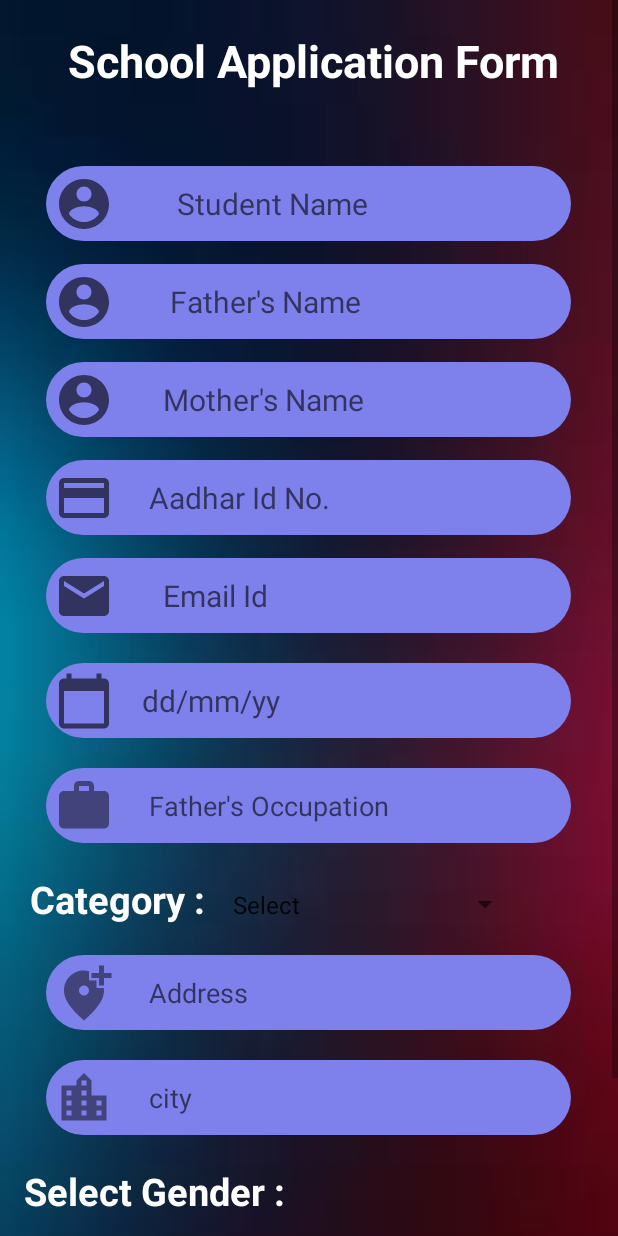
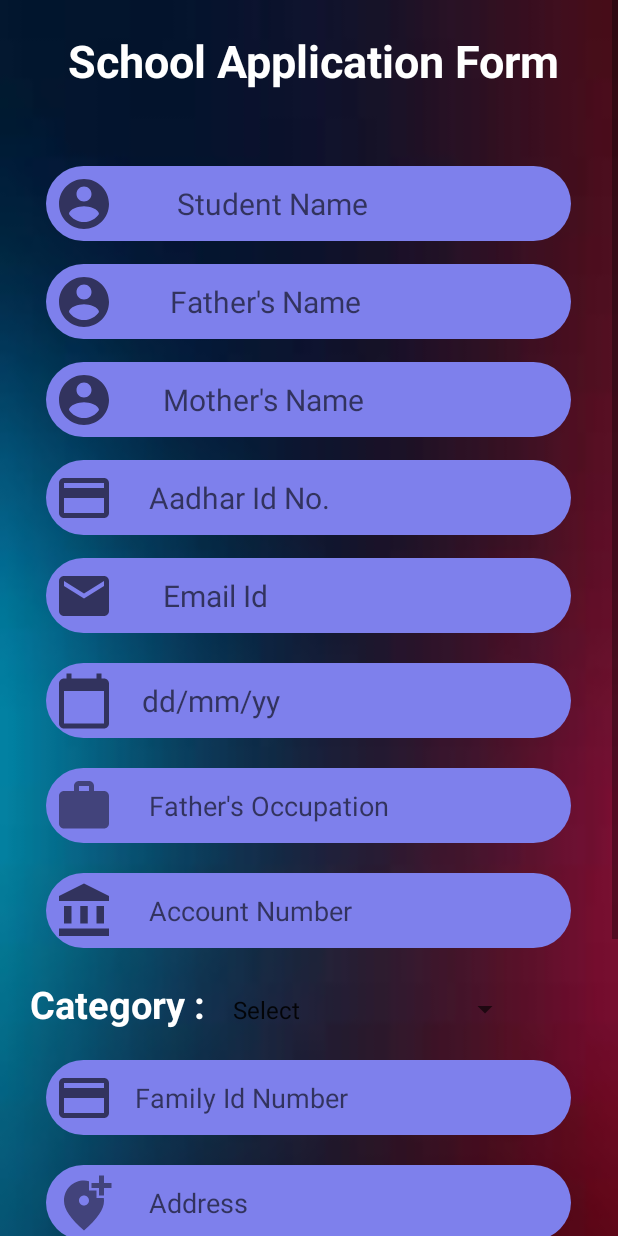
Before and after one commit to RushaliKashyap/DPS, an Android app: the signup screen opened directly, with no data from a screen before it, on a phone screen of 412 x 824 dp. Run offline under Robolectric (Android 15) with nearby library versions, the phone set to English and light mode, and no system bars.

Commit message:
commit please

```diff
--- /dev/null
+++ b/app/src/main/res/drawable/ic_baseline_account_balance_24.xml
@@ -0,0 +1,9 @@
+<vector android:height="40dp" android:tint="?attr/colorControlNormal"
+    android:viewportHeight="24" android:viewportWidth="24"
+    android:width="40dp" xmlns:android="http://schemas.android.com/apk/res/android">
+    <path android:fillColor="@android:color/white" android:pathData="M4,10h3v7h-3z"/>
+    <path android:fillColor="@android:color/white" android:pathData="M10.5,10h3v7h-3z"/>
+    <path android:fillColor="@android:color/white" android:pathData="M2,19h20v3h-20z"/>
+    <path android:fillColor="@android:color/white" android:pathData="M17,10h3v7h-3z"/>
+    <path android:fillColor="@android:color/white" android:pathData="M12,1l-10,5l0,2l20,0l0,-2z"/>
+</vector>
--- a/app/src/main/res/layout/activity_signup.xml
+++ b/app/src/main/res/layout/activity_signup.xml
@@ -128,6 +128,17 @@
             android:drawableLeft="@drawable/ic_baseline_work_24"
             android:background="@drawable/round_edittext"
             android:hint="     Father's Occupation" />
+        <EditText
+            android:id="@+id/bank"
+            android:layout_width="350dp"
+            android:padding="5dp"
+            android:layout_height="50dp"
+            android:layout_gravity="center"
+            android:layout_marginTop="20dp"
+            android:drawableLeft="@drawable/ic_baseline_account_balance_24"
+            android:background="@drawable/round_edittext"
+
+            android:hint="     Account Number" />
 
         <LinearLayout
             android:layout_width="wrap_content"
@@ -153,6 +164,17 @@
                 />
 
         </LinearLayout>
+
+        <EditText
+            android:id="@+id/familyid"
+            android:layout_width="350dp"
+            android:padding="5dp"
+            android:layout_height="50dp"
+            android:layout_gravity="center"
+            android:layout_marginTop="20dp"
+            android:drawableLeft="@drawable/ic_baseline_credit_card_24"
+            android:background="@drawable/round_edittext"
+            android:hint="   Family Id Number  " />
 
         <EditText
             android:id="@+id/address"
```
